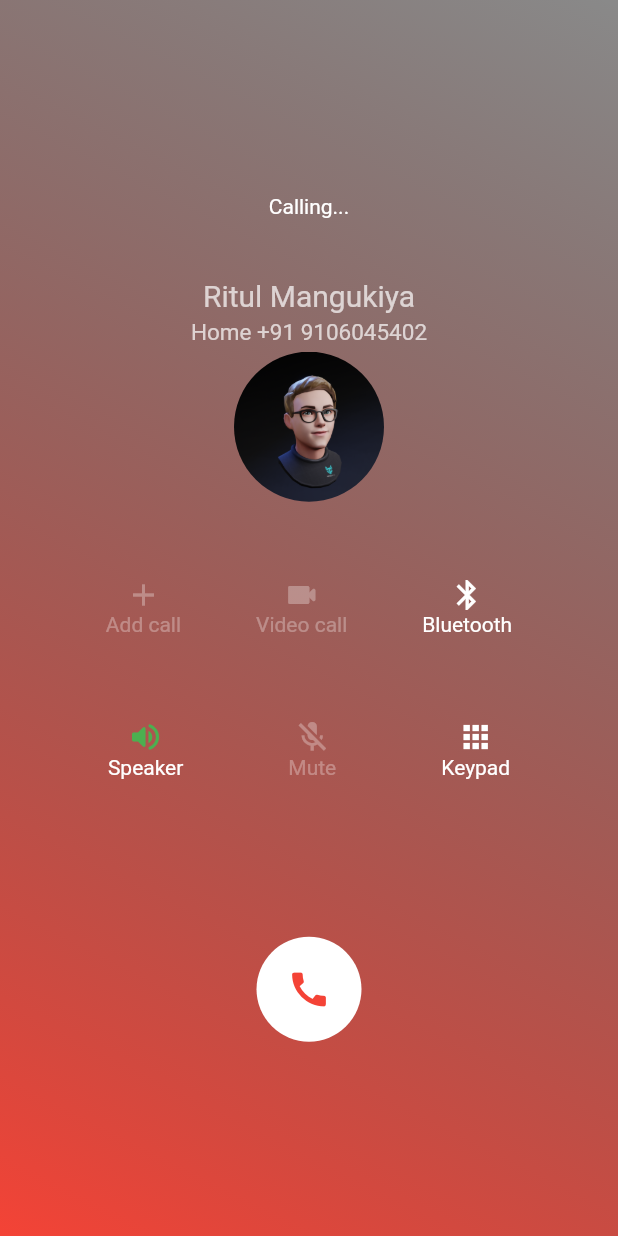
After one commit to mangukiyaRitul/myhome, a Flutter app: the screen it shows after launch, after a tap on "collingpage", on a phone screen of 412 x 824 dp. The commit adds this screen. Run offline on Flutter 3.47's test engine with Material 2 defaults, Android fonts, the phone set to English and light mode, and no system bars.

Commit message:
Initial commit

```diff
--- /dev/null
+++ b/lib/collingpage.dart
@@ -0,0 +1,182 @@
+import 'package:flutter/material.dart';
+
+class collingpage extends StatefulWidget {
+  const collingpage({Key? key}) : super(key: key);
+
+  @override
+  State<collingpage> createState() => _collingpageState();
+}
+
+class _collingpageState extends State<collingpage> {
+  @override
+  Widget build(BuildContext context) {
+    return MaterialApp (
+      debugShowCheckedModeBanner: false,
+      home: Scaffold(
+        body: Container(
+          height: double.infinity,
+          width: double.infinity,
+          decoration: BoxDecoration(
+            gradient: LinearGradient(
+              colors: [
+                Colors.black45,
+                Colors.red,
+              ],
+              begin: Alignment.topRight,
+              end: Alignment.bottomLeft,
+            ),
+          ),
+          child: UnconstrainedBox(
+            child: Column(
+              children: [
+                Container(
+                  margin: EdgeInsets.fromLTRB(0, 0, 0, 0),
+                  child: Text("Calling...",style: TextStyle(color: Colors.white)),
+                ),
+                Container(
+                  margin: EdgeInsets.fromLTRB(0, 40, 0, 0 ),
+                  child: Text("Ritul Mangukiya",
+                  style: TextStyle(
+                    fontSize: 20,
+                    color: Colors.white70,
+                  ),
+                  ),
+                ),
+                Container(
+                  margin: EdgeInsets.fromLTRB(0, 4, 0, 0),
+                  child: Text("Home +91 9106045402",
+                    style: TextStyle(
+                      fontSize: 15  ,
+                      color: Colors.white70,
+                    ),),
+                ),
+                Container(
+                  margin: EdgeInsets.fromLTRB(0, 4, 0, 0),
+                  height: 100,
+                  width: 100,
+                  decoration: BoxDecoration(
+                    shape: BoxShape.circle,
+                    image: DecorationImage(
+                      image: AssetImage('image/image.png'),
+                    ),
+
+                  ),
+
+                ),
+                Container(
+                  child: Column(
+                    children: [
+                      Container(
+                        child: Row(
+                          // crossAxisAlignment: CrossAxisAlignment.center,
+                          // mainAxisAlignment: MainAxisAlignment.spaceBetween,
+                          children: [
+                            Container(
+                              padding: EdgeInsets.fromLTRB(0, 50, 0, 5),
+
+                              child: Column(
+                                 // mainAxisAlignment: MainAxisAlignment.spaceEvenly,
+                                children: [
+                                  Icon(Icons.add,color: Colors.white30),
+                                  Text('Add call',style: TextStyle(color: Colors.white30)),
+                                ],
+                              ),
+                            ),
+                            Container(
+                              padding: EdgeInsets.fromLTRB(50, 50, 50, 5),
+                              child: Column(
+                                // mainAxisAlignment: MainAxisAlignment.spaceEvenly,
+                                children: [
+                                  Icon(Icons.videocam_rounded,color: Colors.white30),
+                                  Text('Video call',style: TextStyle(color: Colors.white30)),
+                                ],
+                              ),
+                            ),
+                            Container(
+                              padding: EdgeInsets.fromLTRB(0, 50, 0, 5),
+
+                              child: Column(
+                                children: [
+                                  Icon(Icons.bluetooth,color: Colors.white,),
+                                  Text('Bluetooth',style: TextStyle(color: Colors.white)),
+                                ],
+                              ),
+                            ),
+
+                          ],
+
+                        ),
+                      ),
+                    ],
+                  ),
+                ),
+                Container(
+                  child: Column(
+                    children: [
+                      Container(
+                        child: Row(
+                          // crossAxisAlignment: CrossAxisAlignment.center,
+                          // mainAxisAlignment: MainAxisAlignment.spaceBetween,
+                          children: [
+                            Container(
+                              padding: EdgeInsets.fromLTRB(0, 50, 0, 5),
+
+                              child: Column(
+                                // mainAxisAlignment: MainAxisAlignment.spaceEvenly,
+                                children: [
+                                  Icon(Icons.volume_up_rounded,color: Colors.green),
+                                  Text('Speaker',style: TextStyle(color: Colors.white)),
+                                ],
+                              ),
+                            ),
+                            Container(
+                              padding: EdgeInsets.fromLTRB(70, 50, 70, 5),
+                              child: Column(
+                                // mainAxisAlignment: MainAxisAlignment.spaceEvenly,
+                                children: [
+                                  Icon(Icons.mic_off_sharp,color: Colors.white30),
+                                  Text('Mute',style: TextStyle(color: Colors.white30)),
+                                ],
+                              ),
+                            ),
+                            Container(
+                              padding: EdgeInsets.fromLTRB(0, 50, 0, 5),
+
+                              child: Column(
+                                children: [
+                                  Icon(Icons.apps_sharp,color: Colors.white),
+                                  Text('Keypad',style: TextStyle(color: Colors.white)),
+
+                                ],
+
+                              ),
+                            ),
+
+                          ],
+
+                        ),
+                      ),
+                    ],
+                  ),
+                ),
+                Container(
+                  width: 70,
+                  height: 70,
+
+                  margin: EdgeInsets.fromLTRB(0, 100, 0, 0),
+                  decoration: BoxDecoration(
+                      shape: BoxShape.circle,
+                      color: Colors.white,
+
+                  ),
+                  child: Icon(Icons.call,color: Colors.red,size: 30 ),
+                ),
+
+              ],
+            ),
+          ),
+        ),
+      ),
+    );
+  }
+}
--- a/lib/main.dart
+++ b/lib/main.dart
@@ -1,4 +1,5 @@
 import 'package:flutter/material.dart';
+import 'package:ritul/collingpage.dart';
 import 'package:ritul/myhomepage.dart';
 import 'package:ritul/sudocu.dart';
 import 'package:ritul/tictac.dart';
@@ -24,6 +25,7 @@ class _MyAppState extends State<MyApp> {
       routes: {
         'sudocu':(context) => sudocu(  ),
         'tictoc':(context) => tictoc(  ),
+        'collingpage':(context) => collingpage(),
 
       },
       home:MyHomePage(),debugShowCheckedModeBanner: false,
--- a/lib/myhomepage.dart
+++ b/lib/myhomepage.dart
@@ -13,9 +13,9 @@ class _MyHomePageState extends State<MyHomePage> {
     var arrpages =[
       'sudocu',
       'tictoc',
-      '',
-      '',
-      '',
+      'collingpage',
+      '  ',
+      '  ',
     ];
     return Scaffold(
       appBar: AppBar(title: Text('My App'),),
--- a/pubspec.yaml
+++ b/pubspec.yaml
@@ -60,6 +60,8 @@ flutter:
   uses-material-design: true
 
   # To add assets to your application, add an assets section, like this:
+  assets:
+    - image/
   # assets:
   #   - images/a_dot_burr.jpeg
   #   - images/a_dot_ham.jpeg
```
Also changed, not shown: image/image.png (added).
